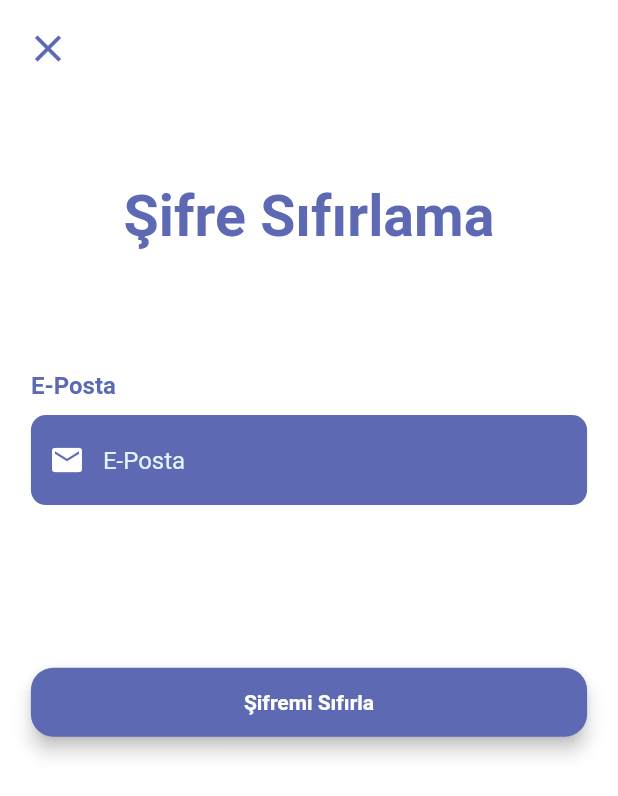
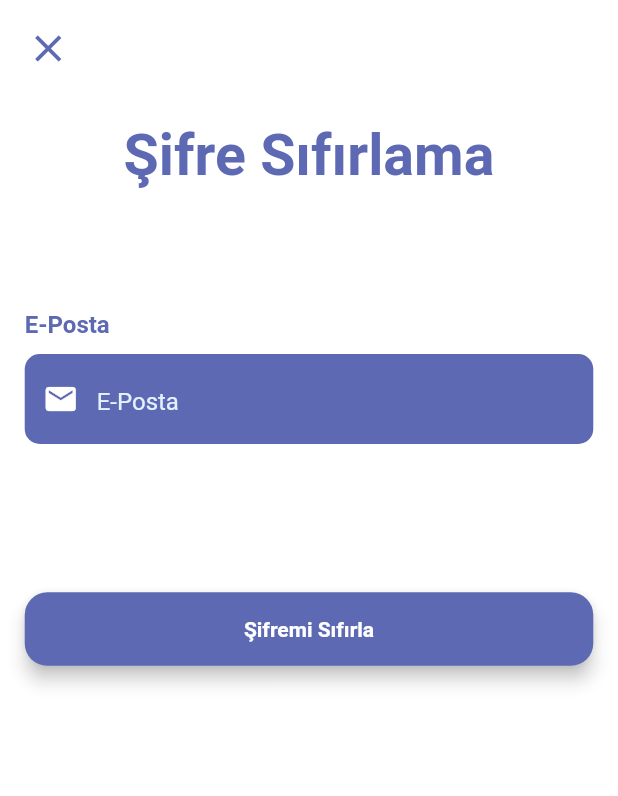
Before and after one commit to kadirgulluoglu/TravelApp, a Flutter app: the ForgotPassword screen opened directly, on a phone screen of 412 x 824 dp. Shown: the top 796 px of the screen. Run offline on Flutter 3.47's test engine with Material 2 defaults, Android fonts, the phone set to English and light mode, and no system bars; our stand-ins replace cloud_firestore, dio, firebase_auth, firebase_core, fluttertoast, get_it and 1 more; accounts and stored records are empty.

Commit message:
add extensions

```diff
--- a/lib/product/components/custom_elevated_button.dart
+++ b/lib/product/components/custom_elevated_button.dart
@@ -1,3 +1,4 @@
+import 'package:denemefirebaseauth/core/extension/context_extensions.dart';
 import 'package:flutter/material.dart';
 
 import '../../init/theme/colors.dart';
@@ -16,7 +17,7 @@ class CustomElevatedButton extends StatelessWidget {
       style: ElevatedButton.styleFrom(
         elevation: 5,
         primary: CustomColor.mainColor,
-        padding: const EdgeInsets.all(15),
+        padding: context.paddingNormal,
         shape: RoundedRectangleBorder(
           borderRadius: BorderRadius.circular(15),
         ),
--- a/lib/product/components/profile_picture_and_menu.dart
+++ b/lib/product/components/profile_picture_and_menu.dart
@@ -1,3 +1,4 @@
+import 'package:denemefirebaseauth/core/extension/context_extensions.dart';
 import 'package:flutter/material.dart';
 
 class ProfilePictureAndMenuIcon extends StatelessWidget {
@@ -6,14 +7,14 @@ class ProfilePictureAndMenuIcon extends StatelessWidget {
   @override
   Widget build(BuildContext context) {
     return Container(
-      padding: const EdgeInsets.only(top: 60, left: 20),
+      padding: context.paddingProfile,
       child: Row(
         mainAxisAlignment: MainAxisAlignment.spaceBetween,
         children: [
           const Icon(Icons.menu, size: 30, color: Colors.black54),
           Expanded(child: Container()),
           Container(
-            margin: const EdgeInsets.only(right: 20),
+            margin: context.paddingRight,
             width: 50,
             height: 50,
             child: ClipRRect(
--- a/lib/screens/auth/view/forgot_password.dart
+++ b/lib/screens/auth/view/forgot_password.dart
@@ -1,3 +1,4 @@
+import 'package:denemefirebaseauth/core/extension/context_extensions.dart';
 import 'package:denemefirebaseauth/init/theme/colors.dart';
 import 'package:firebase_auth/firebase_auth.dart';
 import 'package:flutter/foundation.dart';
@@ -24,12 +25,12 @@ class _ForgotPasswordState extends State<ForgotPassword> {
             Row(
               children: [
                 Padding(
-                  padding: const EdgeInsets.all(8.0),
+                  padding: context.paddingLow,
                   child: IconButton(
                     onPressed: () {
                       Navigator.of(context).pop();
                     },
-                    icon: Icon(
+                    icon: const Icon(
                       Icons.close,
                       color: CustomColor.mainColor,
                       size: 30,
@@ -42,16 +43,13 @@ class _ForgotPasswordState extends State<ForgotPassword> {
               children: [
                 SingleChildScrollView(
                   physics: const AlwaysScrollableScrollPhysics(),
-                  padding: EdgeInsets.symmetric(
-                    horizontal: size.width * 0.05,
-                    vertical: size.height * 0.07,
-                  ),
+                  padding: context.paddingNormalHorizontalAndVertical,
                   child: Column(
                     mainAxisAlignment: MainAxisAlignment.center,
                     children: [
                       SizedBox(
                         width: size.width * 0.6,
-                        child: FittedBox(
+                        child: const FittedBox(
                           child: Text(
                             'Şifre Sıfırlama',
                             style: TextStyle(
@@ -77,13 +75,13 @@ class _ForgotPasswordState extends State<ForgotPassword> {
 
   Widget buildResetPasswordButton() {
     return Container(
-      padding: const EdgeInsets.symmetric(vertical: 25),
+      padding: context.paddingNormalVertical,
       width: double.infinity,
       child: ElevatedButton(
         style: ElevatedButton.styleFrom(
           elevation: 5,
           primary: CustomColor.mainColor,
-          padding: const EdgeInsets.all(15),
+          padding: context.paddingNormal,
           shape: RoundedRectangleBorder(
             borderRadius: BorderRadius.circular(15),
           ),
@@ -101,7 +99,7 @@ class _ForgotPasswordState extends State<ForgotPassword> {
     return Column(
       crossAxisAlignment: CrossAxisAlignment.start,
       children: [
-        Text(
+        const Text(
           'E-Posta',
           style: TextStyle(
             color: CustomColor.mainColor,
@@ -147,7 +145,7 @@ class _ForgotPasswordState extends State<ForgotPassword> {
             ),
             decoration: InputDecoration(
               border: InputBorder.none,
-              contentPadding: const EdgeInsets.only(top: 15),
+              contentPadding: context.paddingNormalTop,
               prefixIcon: const Icon(
                 Icons.email,
                 color: Colors.white,
```
